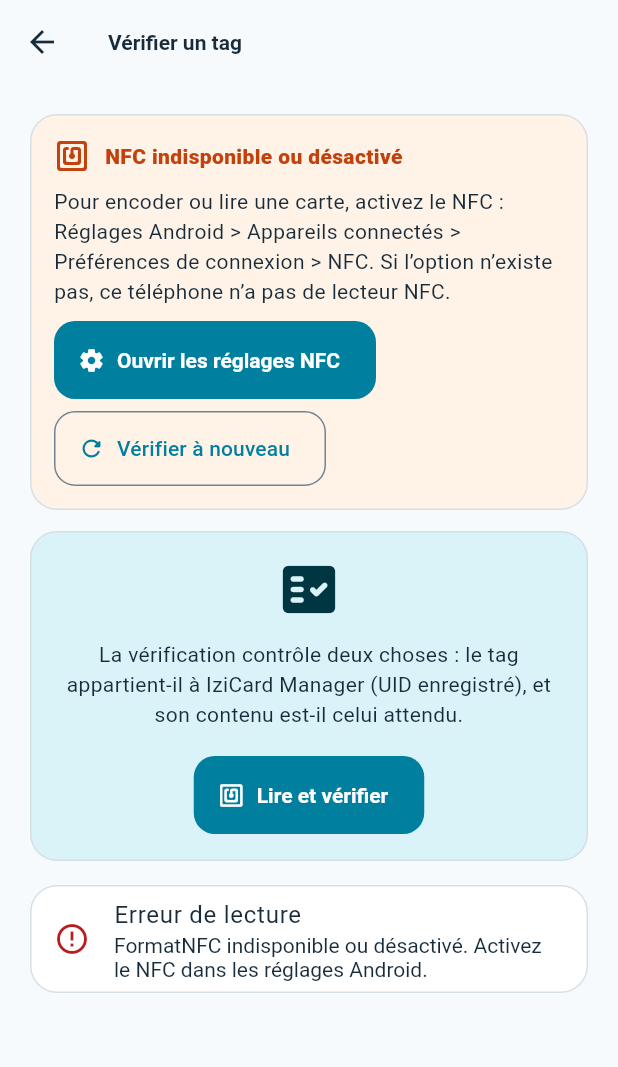
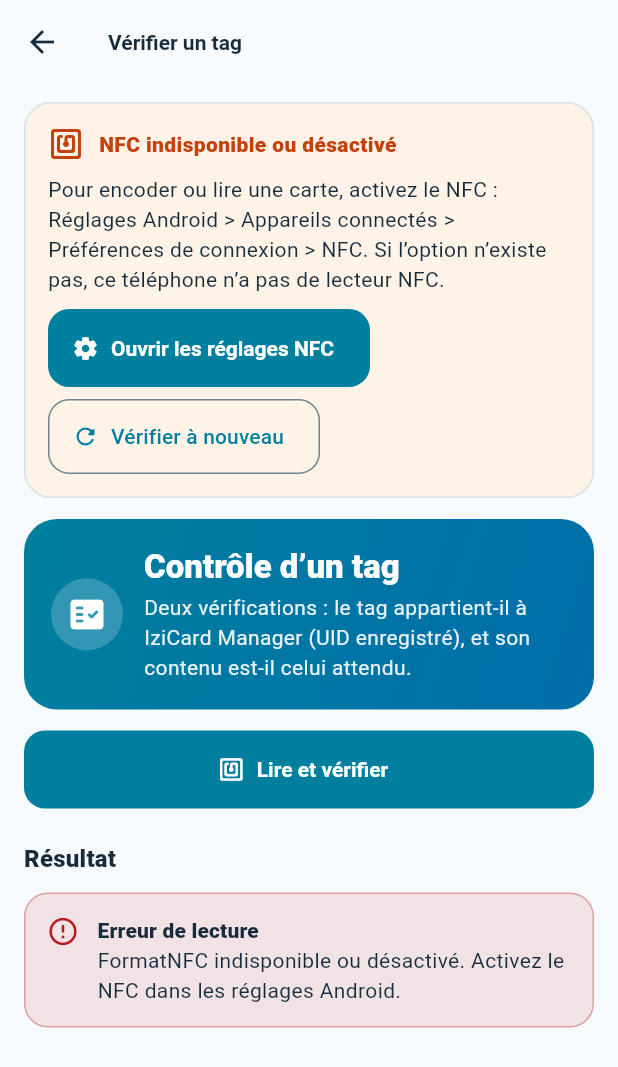
Before and after one commit to poodasamuelpro/Izicard-Managers, a Flutter app: the VerifyTagScreen screen opened directly, after a tap on "Lire et vérifier", on a phone screen of 412 x 824 dp. Shown: the top 1067 px of the screen. Run offline on Flutter 3.47's test engine with Material 3 defaults, Android fonts, the phone set to English and light mode, and no system bars; our stand-ins replace connectivity_plus, cross_file, file_picker, package_info_plus, share_plus, shared_preferences and 3 more; missing offline and left inert: app_settings, excel, excel2003, nfc_manager, nfc_manager_ndef; accounts and stored records are empty.

Commit message:
feat(ui): vérification de tag redessinée (héros, verdicts, détails)
Co-Authored-By: Claude Sonnet 5.5 <noreply@anthropic.com>
Claude-Session: https://claude.ai/code/session_01GAiayizh7pQTdqmgBLDqPR

```diff
--- a/lib/features/verify/verify_tag_screen.dart
+++ b/lib/features/verify/verify_tag_screen.dart
@@ -5,6 +5,7 @@ import 'package:nfc_manager/ndef_record.dart';
 import 'package:supabase_flutter/supabase_flutter.dart';
 
 import '../../core/theme/izicard_colors.dart';
+import '../../core/widgets/izi_ui.dart';
 import '../../data/models/nfc_tag.dart';
 import '../../data/repositories/tag_repository.dart';
 import '../../data/remote/tags_remote.dart';
@@ -204,30 +205,20 @@ class _VerifyTagScreenState extends State<VerifyTagScreen> {
     return Scaffold(
       appBar: AppBar(title: const Text('Vérifier un tag')),
       body: ListView(
-        padding: const EdgeInsets.all(20),
+        padding: const EdgeInsets.fromLTRB(16, 12, 16, 28),
         children: [
           const NfcHelpBanner(),
-          Card(
-            color: Theme.of(context).colorScheme.primaryContainer,
-            child: Padding(
-              padding: const EdgeInsets.all(18),
-              child: Column(
-                children: [
-                  Icon(
-                    Icons.fact_check_rounded,
-                    size: 42,
-                    color: Theme.of(context).colorScheme.onPrimaryContainer,
+          const IziHero(
+            icon: Icons.fact_check_rounded,
+            title: 'Contrôle d’un tag',
+            subtitle:
+                'Deux vérifications : le tag appartient-il à IziCard Manager (UID enregistré), et son contenu est-il celui attendu.',
           ),
-                  const SizedBox(height: 12),
-                  const Text(
-                    'La vérification contrôle deux choses : le tag appartient-il à IziCard Manager (UID enregistré), et son contenu est-il celui attendu.',
-                    textAlign: TextAlign.center,
-                  ),
-                  const SizedBox(height: 18),
+          const SizedBox(height: 14),
           FilledButton.icon(
             onPressed: _reading ? null : _verify,
             icon: const Icon(Icons.nfc_rounded),
-                    label: const Text('Lire et vérifier'),
+            label: Text(_reading ? 'Approchez le tag…' : 'Lire et vérifier'),
           ),
           if (_reading) ...[
             const SizedBox(height: 10),
@@ -237,31 +228,22 @@ class _VerifyTagScreenState extends State<VerifyTagScreen> {
               label: const Text('Annuler la lecture'),
             ),
           ],
-                ],
-              ),
-            ),
-          ),
           if (_error != null) ...[
-            const SizedBox(height: 16),
+            const IziSectionTitle('Résultat'),
             _ResultCard(
-              color: IzicardColors.statusError,
-              icon: Icons.error_outline,
+              tone: IziTone.error,
               title: 'Erreur de lecture',
               message: _error!,
             ),
           ],
           if (_owned != null) ...[
-            const SizedBox(height: 16),
+            const IziSectionTitle('Résultat'),
             _ResultCard(
-              color:
-                  _owned!
-                      ? IzicardColors.statusVerified
-                      : IzicardColors.statusPending,
-              icon: _owned! ? Icons.verified_rounded : Icons.help_outline,
+              tone: _owned! ? IziTone.success : IziTone.warning,
               title:
                   _owned!
-                      ? '1. Appartenance : tag IziCard Manager ✔'
-                      : '1. Appartenance : tag non enregistré ✖',
+                      ? '1. Appartenance : tag IziCard Manager'
+                      : '1. Appartenance : tag non enregistré',
               message:
                   _owned!
                       ? 'Cet UID est enregistré dans un de vos dossiers.'
@@ -269,26 +251,19 @@ class _VerifyTagScreenState extends State<VerifyTagScreen> {
             ),
             const SizedBox(height: 10),
             _ResultCard(
-              color:
-                  _contentOk == true
-                      ? IzicardColors.statusVerified
-                      : IzicardColors.statusPending,
-              icon:
-                  _contentOk == true
-                      ? Icons.verified_rounded
-                      : Icons.warning_amber_rounded,
+              tone: _contentOk == true ? IziTone.success : IziTone.warning,
               title:
                   _contentOk == true
-                      ? '2. Contenu : conforme ✔'
+                      ? '2. Contenu : conforme'
                       : _contentOk == false
-                      ? '2. Contenu : à contrôler ✖'
+                      ? '2. Contenu : à contrôler'
                       : '2. Contenu : non comparé',
               message: _contentVerdict ?? '',
             ),
-            const SizedBox(height: 12),
+            const IziSectionTitle('Détails du tag'),
             Card(
               child: Padding(
-                padding: const EdgeInsets.all(18),
+                padding: const EdgeInsets.all(16),
                 child: Column(
                   crossAxisAlignment: CrossAxisAlignment.start,
                   children: [
@@ -297,13 +272,23 @@ class _VerifyTagScreenState extends State<VerifyTagScreen> {
                       label: 'Contenu NDEF lu sur le tag',
                       value: _contentRead ?? '—',
                     ),
-                    if (_chip != null)
-                      _InfoLine(label: 'Puce', value: _chip!),
+                    if (_chip != null) _InfoLine(label: 'Puce', value: _chip!),
                     ..._details.entries.map(
                       (entry) =>
                           _InfoLine(label: entry.key, value: entry.value),
                     ),
+                  ],
+                ),
+              ),
+            ),
             if (_expected != null) ...[
+              const IziSectionTitle('Carte enregistrée'),
+              Card(
+                child: Padding(
+                  padding: const EdgeInsets.all(16),
+                  child: Column(
+                    crossAxisAlignment: CrossAxisAlignment.start,
+                    children: [
                       _InfoLine(label: 'Carte', value: _expected!.publicId),
                       _InfoLine(label: 'Dossier', value: _expected!.batchId),
                       _InfoLine(
@@ -315,10 +300,10 @@ class _VerifyTagScreenState extends State<VerifyTagScreen> {
                         value: _expected!.payload,
                       ),
                     ],
-                  ],
                   ),
                 ),
               ),
+            ],
           ],
         ],
       ),
@@ -328,24 +313,17 @@ class _VerifyTagScreenState extends State<VerifyTagScreen> {
 
 class _ResultCard extends StatelessWidget {
   const _ResultCard({
-    required this.color,
-    required this.icon,
+    required this.tone,
     required this.title,
     required this.message,
   });
-  final Color color;
-  final IconData icon;
+  final IziTone tone;
   final String title;
   final String message;
 
   @override
-  Widget build(BuildContext context) => Card(
-    child: ListTile(
-      leading: Icon(icon, color: color),
-      title: Text(title),
-      subtitle: Text(message),
-    ),
-  );
+  Widget build(BuildContext context) =>
+      IziNotice(message, tone: tone, title: title);
 }
 
 class _InfoLine extends StatelessWidget {
```
Lines whose indentation alone changed are shown as unchanged.
